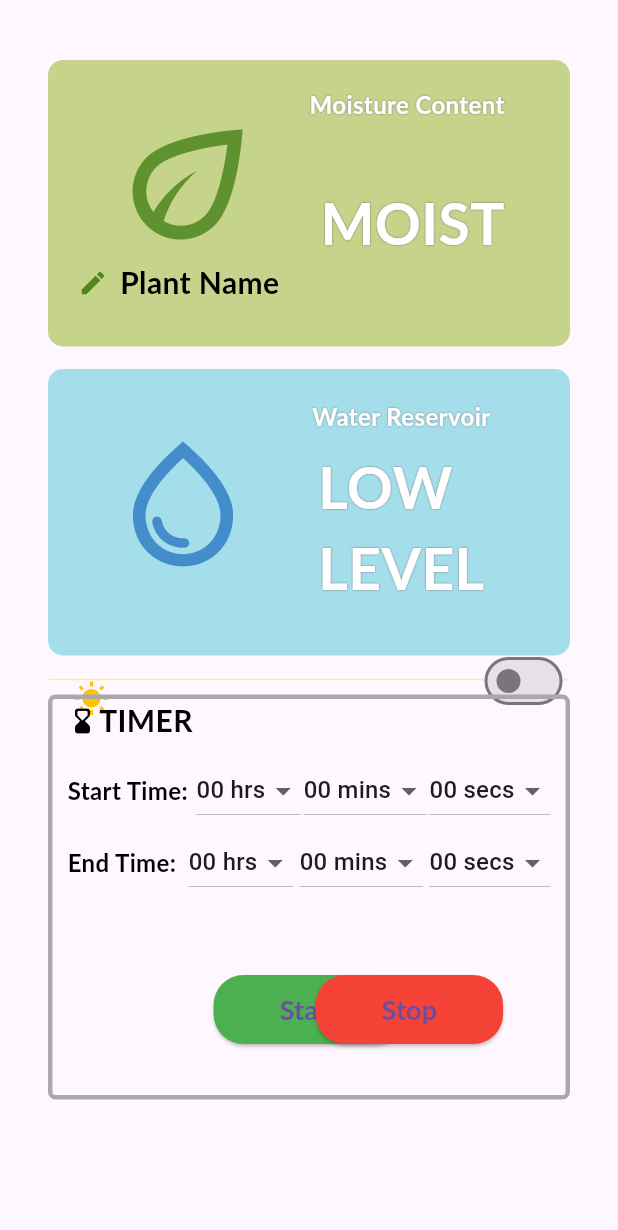
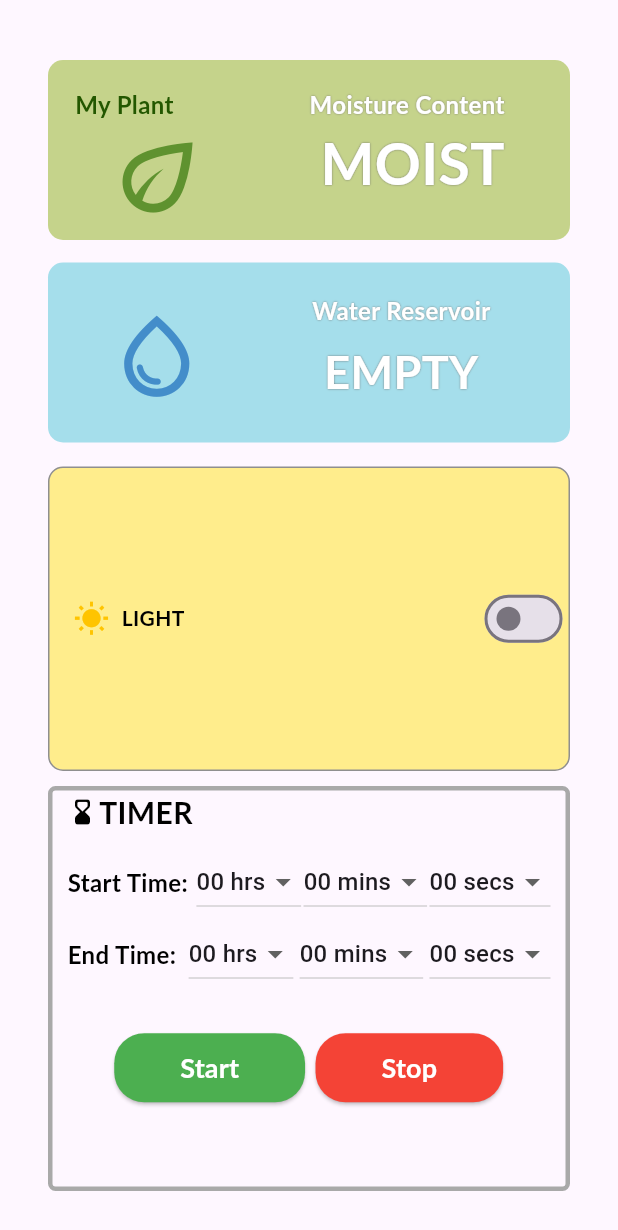
Before and after one commit to 0ALYX/plantito_app, a Flutter app: the screen it shows after launch, on a phone screen of 412 x 824 dp. Shown: the top 1230 px of the screen. Run offline on Flutter 3.47's test engine with Material 3 defaults, Android fonts, the phone set to English and light mode, and no system bars; our stand-ins replace firebase_core, firebase_database; accounts and stored records are empty; Roboto replaces fonts that are missing (Lato).

Commit message:
mu read na sa firebase na aligned na ang start and stop buttons

```diff
--- a/lib/main.dart
+++ b/lib/main.dart
@@ -19,6 +19,10 @@ class MyApp extends StatefulWidget {
 }
 
 class _MyAppState extends State<MyApp> {
+  final DatabaseReference _plantito1  = FirebaseDatabase.instance.ref().child('waterstatus');
+  final DatabaseReference _plantito2  = FirebaseDatabase.instance.ref().child('moistcontent');
+  final DatabaseReference _plantito3  = FirebaseDatabase.instance.ref().child('light');
+
   double moistureXAlignment = 250 / 348;
   double moistureYAlignment = 16 / 191;
   double moistureZAlignment = 0.0;
@@ -44,6 +48,47 @@ class _MyAppState extends State<MyApp> {
   int selectedMinute2 = 0;
   int selectedSecond2 = 0;
 
+//water reservoir status
+int status = 1;
+ String getStatusString(int status) {
+  String result = "";
+  switch (status) {
+    case 1:
+      result = "EMPTY";
+      break;
+    case 2:
+      result = "LOW";
+      break;
+    case 3:
+      result = "HALF";
+      break;
+    case 4:
+      result = "FULL";
+      break;
+    case 5:
+      result = "ABOVE FULL";
+      break;
+    default:
+      result = "UNKNOWN";
+  }
+  return result;
+}
+
+//moisture content status
+int content = 2;
+String getcontentString(int sta) {
+  String result = "";
+  switch (sta) {
+    case 1:
+      result = "DRY";
+      break;
+    case 2:
+      result = "MOIST";
+      break;
+  }
+  return result;
+}
+
   String plantName = 'Plant Name';
   bool isEditing = false;
   TextEditingController plantNameController = TextEditingController();
@@ -51,7 +96,7 @@ class _MyAppState extends State<MyApp> {
   // Leaf icon properties
   double leafIconSize = 40.0;
   double leafIconXPosition = 20.0;
-  double leafIconYPosition = 10.0;
+  double leafIconYPosition = 25.0;
 
   // Define a list of hours, minutes, and seconds
   List<int> hours = List.generate(24, (index) => index);
@@ -63,6 +108,43 @@ class _MyAppState extends State<MyApp> {
 
   @override
   Widget build(BuildContext context) {
+    //firebase connect
+_plantito1.onValue.listen(( event) {
+      DataSnapshot snapshot = event.snapshot;
+      dynamic data = snapshot.value;
+
+      if (data is int) {
+        setState(() {
+          status = data;
+        });
+      } else if (data is double) {
+        setState(() {
+          status = data.toInt();
+        });
+      } else {
+        // Handle other data types or errors
+        print('Value is not numeric');
+      }
+    });
+
+    _plantito2.onValue.listen(( event) {
+      DataSnapshot snapshot = event.snapshot;
+      dynamic data = snapshot.value;
+
+      if (data is int) {
+        setState(() {
+          content = data;
+        });
+      } else if (data is double) {
+        setState(() {
+          content = data.toInt();
+        });
+      } else {
+        // Handle other data types or errors
+        print('Value is not numeric');
+      }
+    });
+
     return MaterialApp(
       home: Scaffold(
         body: Padding(
@@ -73,7 +155,7 @@ class _MyAppState extends State<MyApp> {
               children: [
                 Container(
                   width: 348,
-                  height: 191,
+                  height: 120,
                   decoration: BoxDecoration(
                     color: Color(0xFFC5D38B),
                     borderRadius: BorderRadius.circular(10),
@@ -91,7 +173,7 @@ class _MyAppState extends State<MyApp> {
                             child: Icon(
                               Icons.eco_outlined,
                               color: Color.fromARGB(255, 95, 146, 47),
-                              size: 110,
+                              size: 70,
                             ),
                           ),
                         ),
@@ -116,9 +198,9 @@ class _MyAppState extends State<MyApp> {
                                   ],
                                 ),
                               ),
-                              SizedBox(height: 40),
+
                               Text(
-                                'MOIST',
+                                getcontentString(content),
                                 style: TextStyle(
                                   fontFamily: 'Lato',
                                   fontSize: 38,
@@ -136,57 +218,24 @@ class _MyAppState extends State<MyApp> {
                             ],
                           ),
                         ),
-                        Positioned(
-                          left: 2,
-                          bottom: 10,
-                          child: GestureDetector(
-                            onTap: () {
-                              setState(() {
-                                isEditing = !isEditing;
-                                if (!isEditing) {
-                                  plantName = plantNameController.text;
-                                }
-                              });
-                            },
-                            child: Row(
-                              children: [
-                                Icon(
-                                  Icons.edit,
-                                  color: Color.fromARGB(255, 80, 133, 31),
-                                  size: 20,
+                                 Text(
+                                'My Plant',
+                                style: TextStyle(
+                                  fontFamily: 'Lato',
+                                  fontSize: 16,
+                                  fontWeight: FontWeight.bold,
+                                  color: Color.fromARGB(255, 35, 87, 0),
                                 ),
-                                SizedBox(width: 8),
-                                isEditing
-                                    ? Container(
-                                  width: 200,
-                                  child: TextField(
-                                    controller: plantNameController,
-                                    decoration: InputDecoration(
-                                      hintText: 'Name your Plant :)',
-                                    ),
-                                  ),
-                                )
-                                    : Text(
-                                  plantName,
-                                  style: TextStyle(
-                                    fontFamily: 'Lato',
-                                    fontSize: 20,
-                                    fontWeight: FontWeight.bold,
-                                    color: Colors.black,
-                                  ),
-                                ),
-                              ],
-                            ),
+                              ),
+                            ],
                           ),
-                        ),
-                      ],
                     ),
                   ),
-                ),
+
                 SizedBox(height: 15),
                 Container(
                   width: 348,
-                  height: 191,
+                  height: 120,
                   decoration: BoxDecoration(
                     color: Color(0xFFA5DEEB),
                     borderRadius: BorderRadius.circular(10),
@@ -218,12 +267,12 @@ class _MyAppState extends State<MyApp> {
                                     ],
                                   ),
                                 ),
-                                SizedBox(height: 8),
+                                SizedBox(height: 8),// way sure
                                 Text(
-                                  'LOW\nLEVEL',
+                                  getStatusString(status),
                                   style: TextStyle(
                                     fontFamily: 'Lato',
-                                    fontSize: 38,
+                                    fontSize: 30,
                                     fontWeight: FontWeight.bold,
                                     color: Color(0xFFFFFFFF),
                                     shadows: [
@@ -242,13 +291,12 @@ class _MyAppState extends State<MyApp> {
                         // Cartoon water drop icon
                         Positioned(
                           left: 20,
-                          top: 20,
+                          top: 10,
                           child: GestureDetector(
-                            // You can add onTap handler for interaction with the icon
                             child: Icon(
                               Icons.water_drop_outlined,
                               color: Color.fromARGB(255, 67, 141, 202),
-                              size: 100,
+                              size: 65,
                             ),
                           ),
                         ),
@@ -260,7 +308,7 @@ class _MyAppState extends State<MyApp> {
                 Expanded(
                   child: Container(
                     width: 348,
-                    height: 51,
+                    height: 30,
                     decoration: BoxDecoration(
                       color: Color(0xFFFFED8C),
                       borderRadius: BorderRadius.circular(10),
@@ -298,6 +346,7 @@ class _MyAppState extends State<MyApp> {
                           onChanged: (value) {
                             setState(() {
                               isSwitched = value;
+                              _plantito3.set(value ? true : false);
                             });
                           },
                         ),
@@ -308,7 +357,7 @@ class _MyAppState extends State<MyApp> {
                 SizedBox(height: 10),
                 Container(
                   width: 348,
-                  height: 420,
+                  height: 300,
                   decoration: BoxDecoration(
                     color: Colors.transparent,
                   ),
@@ -482,7 +531,7 @@ class _MyAppState extends State<MyApp> {
                       AnimatedAlign(
                         duration: Duration(milliseconds: 500),
                         curve: Curves.easeInOut,
-                        alignment: Alignment(0, 0),
+                        alignment: Alignment(-0.6, 0.3),
                         child: ElevatedButton(
                           onPressed: () {
                             // Handle Start button press
@@ -502,6 +551,7 @@ class _MyAppState extends State<MyApp> {
                                 fontFamily: 'Lato',
                                 fontSize: 18,
                                 fontWeight: FontWeight.bold,
+                                color: const Color.fromARGB(255, 255, 255, 255),
                               ),
                             ),
                           ),
@@ -510,7 +560,7 @@ class _MyAppState extends State<MyApp> {
                       AnimatedAlign(
                         duration: Duration(milliseconds: 500),
                         curve: Curves.easeInOut,
-                        alignment: Alignment(stopButtonAlignment, 0),
+                        alignment: Alignment(stopButtonAlignment, 0.3),
                         child: ElevatedButton(
                           onPressed: () {
                             // Handle Stop button press
@@ -530,6 +580,7 @@ class _MyAppState extends State<MyApp> {
                                 fontFamily: 'Lato',
                                 fontSize: 18,
                                 fontWeight: FontWeight.bold,
+                                color: const Color.fromARGB(255, 255, 255, 255),
                               ),
                             ),
                           ),
```
Also changed, not shown: pubspec.lock, 1 other file.
